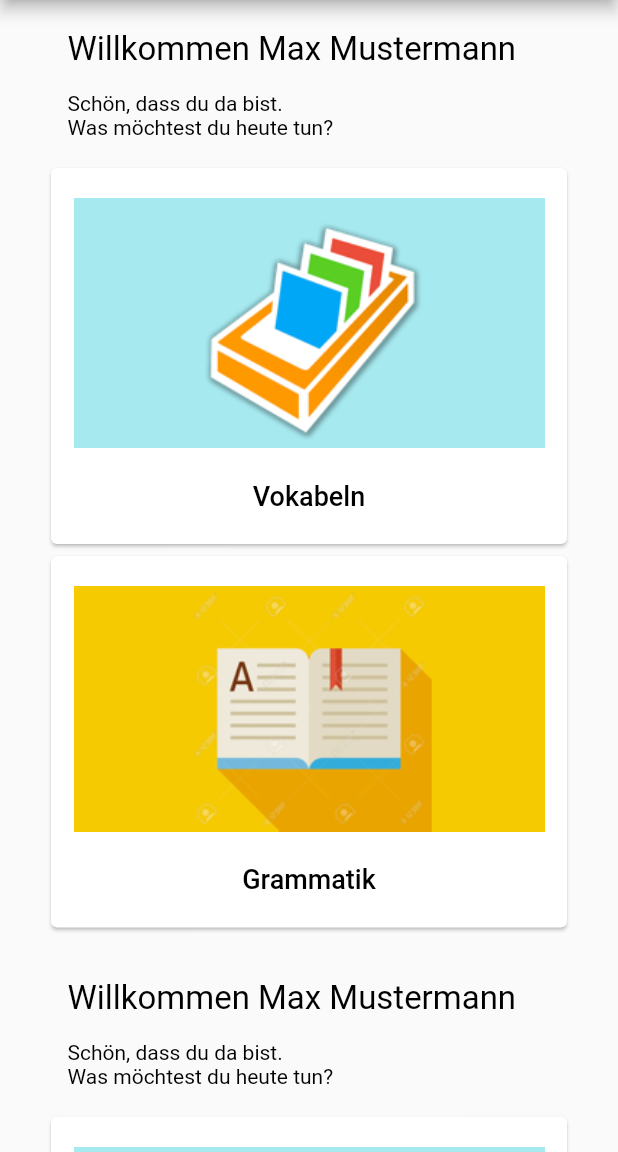
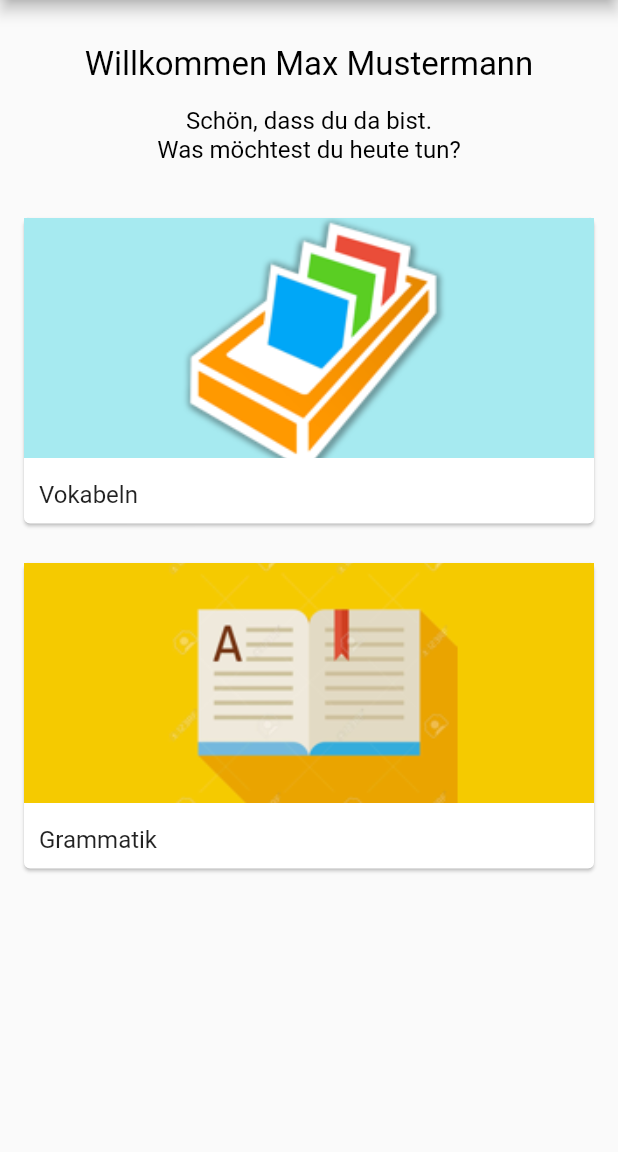
Before and after one commit to JohannaS1575/englisch_lern_app, a Flutter app: the HomeScreen screen opened by its route, on a phone screen of 412 x 824 dp, the part 84-1236 px from its top. Run offline on Flutter 3.47's test engine with Material 2 defaults, Android fonts, the light colour scheme and no system bars; our stand-ins replace sqflite; accounts and stored records are empty; Roboto replaces fonts that are missing (Century Gothic).

Commit message:
Änderung Homescreen

```diff
--- a/lib/screens/home_screen.dart
+++ b/lib/screens/home_screen.dart
@@ -1,7 +1,5 @@
 import 'package:flutter/cupertino.dart';
 import 'package:flutter/material.dart';
-import 'package:englisch_lern_app/screens/uebersicht-vokabeln.dart';
-import 'package:englisch_lern_app/screens/uebersicht_grammar.dart';
 
 
 class HomeScreen extends StatefulWidget {
@@ -10,6 +8,7 @@ class HomeScreen extends StatefulWidget {
 }
 
 class _HomeScreenState extends State<HomeScreen> {
+
   @override
   Widget build(BuildContext context) {
     return Scaffold(
@@ -30,7 +29,100 @@ class _HomeScreenState extends State<HomeScreen> {
             Icon(Icons.person),
           ],
         ),
-        body: ListView.builder(
+        body: Column (
+          children: <Widget>[
+            Padding(
+              padding: const EdgeInsets.fromLTRB(0.0, 30.0, 0.0, 0.0),
+              child: Text(
+                "Willkommen Max Mustermann",
+                textAlign: TextAlign.center,
+                style: TextStyle(
+                  fontSize: 22,
+                  color: Colors.black,
+                ),
+              ),
+            ),
+
+            Padding(
+              padding: const EdgeInsets.fromLTRB(0.0, 15.0, 0.0, 20.0),
+              child: Text(
+                "Schön, dass du da bist.\nWas möchtest du heute tun?",
+                textAlign: TextAlign.center,
+
+                style: TextStyle(
+                  fontSize: 16,
+                  color: Colors.black,
+                ),
+              ),
+            ),
+
+            InkWell (
+              onTap: () {
+                Navigator.pushNamed(context, '/vokuebersicht');
+              },
+              child: Card(
+                margin: EdgeInsets.fromLTRB(16.0, 16.0, 16.0, 0),
+                child: Column(
+                  crossAxisAlignment: CrossAxisAlignment.stretch,
+                  children: <Widget>[
+                    Image.asset(
+                      'assets/images/vokabeln.png',
+                      width: 50,
+                      height: 160,
+                      fit: BoxFit.cover,
+                    ),
+                    SizedBox(height: 5.0),
+                    Padding(
+                      padding: const EdgeInsets.all(10),
+                      child: Text(
+                        'Vokabeln',
+                        style: TextStyle(
+                          fontSize: 16.0,
+                        ),
+                      ),
+                    )
+                  ],
+                ),
+              ),
+            ),
+
+            SizedBox(height: 10),
+
+            InkWell (
+              onTap: () {
+                Navigator.pushNamed(context, '/grammaruebersicht');
+              },
+              child: Card(
+                margin: EdgeInsets.fromLTRB(16.0, 16.0, 16.0, 0),
+                child: Column(
+                  crossAxisAlignment: CrossAxisAlignment.stretch,
+                  children: <Widget>[
+                    Image.asset(
+                      'assets/images/grammar.png',
+                      width: 50,
+                      height: 160,
+                      fit: BoxFit.cover,
+                    ),
+                    SizedBox(height: 5.0),
+                    Padding(
+                      padding: const EdgeInsets.all(10),
+                      child: Text(
+                        'Grammatik',
+                        style: TextStyle(
+                          fontSize: 16.0,
+                        ),
+                      ),
+                    )
+                  ],
+                ),
+              ),
+            )
+
+          ],
+        )
+
+
+      /*ListView.builder(
 
             itemBuilder: (context, index) {
               const EdgeInsets.all(8.0);
@@ -156,7 +248,7 @@ class _HomeScreenState extends State<HomeScreen> {
               ]
               );
             }
-        )
+        )*/
     );
   }
 }
```
